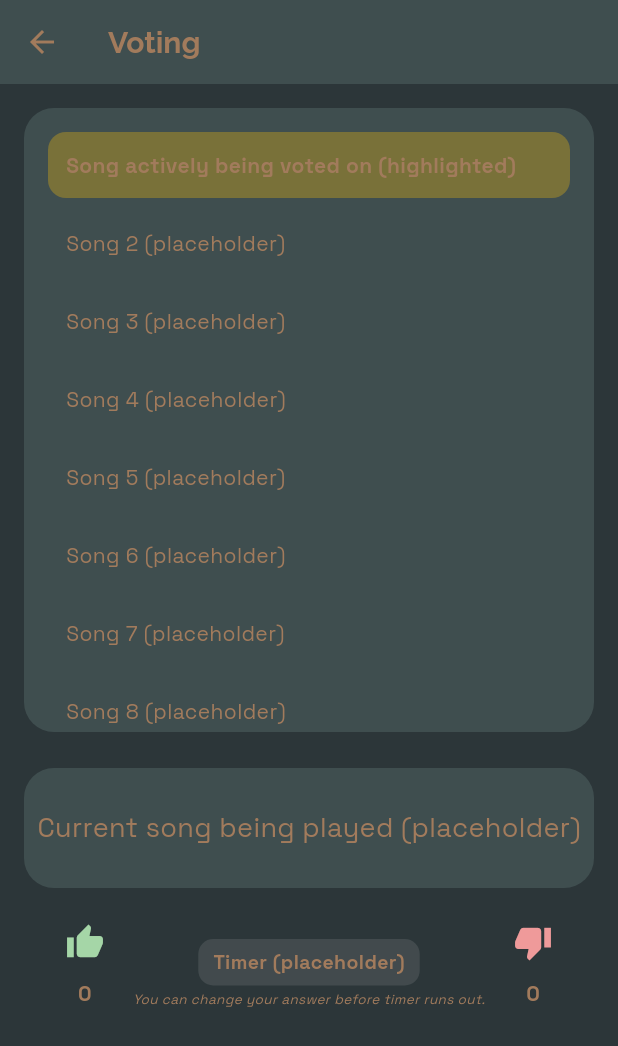
After one commit to usmann56/vibzcheck, a Flutter app: the VotingPage screen opened by its route, on a phone screen of 412 x 824 dp. The commit adds this screen. Shown: the top 1046 px of the screen. Run offline on Flutter 3.47's test engine with Material 3 defaults, Android fonts, the light colour scheme and no system bars; our stand-ins replace cloud_firestore, firebase_auth, firebase_core; accounts and stored records are empty.

Commit message:
created pages for voting, and messaging in a specific playlist- buttons to navigate to these pages have been turned into swipe gestures (swipe left for messaging board, swipe right for voting, and swipe opposite direction on those pages to return to main page)- login is now remembered when exiting and reentering the app

```diff
--- a/lib/login_screen.dart
+++ b/lib/login_screen.dart
@@ -26,7 +26,7 @@ class _LoginScreenState extends State<LoginScreen> {
         email: emailController.text.trim(),
         password: passwordController.text.trim(),
       );
-      // Navigate to main page
+      // Navigate to main page after successful login
       if (mounted) {
         Navigator.pushReplacementNamed(context, '/main');
       }
--- a/lib/main.dart
+++ b/lib/main.dart
@@ -4,17 +4,21 @@ import 'firebase_options.dart';
 import 'login_screen.dart';
 import 'register_screen.dart';
 import 'main_page.dart';
-import 'package:cloud_firestore/cloud_firestore.dart';
+import 'message_board_page.dart';
+import 'voting_page.dart';
+
 import 'package:firebase_auth/firebase_auth.dart';
 
 void main() async {
   WidgetsFlutterBinding.ensureInitialized();
   await Firebase.initializeApp(options: DefaultFirebaseOptions.currentPlatform);
-  runApp(const MyApp());
+  User? user = FirebaseAuth.instance.currentUser;
+  runApp(MyApp(initialRoute: user == null ? '/login' : '/main'));
 }
 
 class MyApp extends StatelessWidget {
-  const MyApp({super.key});
+  final String initialRoute;
+  const MyApp({super.key, this.initialRoute = '/login'});
 
   @override
   Widget build(BuildContext context) {
@@ -96,11 +100,13 @@ class MyApp extends StatelessWidget {
           ),
         ),
       ),
-      initialRoute: '/login',
+      initialRoute: initialRoute,
       routes: {
         '/login': (context) => const LoginScreen(),
         '/register': (context) => const RegisterScreen(),
         '/main': (context) => const MainPage(),
+        '/voting': (context) => const VotingPage(),
+        '/messageboard': (context) => const MessageBoardPage(),
       },
     );
   }
--- /dev/null
+++ b/lib/voting_page.dart
@@ -0,0 +1,204 @@
+import 'package:flutter/material.dart';
+
+class VotingPage extends StatefulWidget {
+  const VotingPage({super.key});
+
+  @override
+  State<VotingPage> createState() => _VotingPageState();
+}
+
+class _VotingPageState extends State<VotingPage> {
+  // Example placeholder song list
+  final List<String> songs = [
+    'Song actively being voted on (highlighted)',
+    'Song 2 (placeholder)',
+    'Song 3 (placeholder)',
+    'Song 4 (placeholder)',
+    'Song 5 (placeholder)',
+    'Song 6 (placeholder)',
+    'Song 7 (placeholder)',
+    'Song 8 (placeholder)',
+    'Song 9 (overflow)',
+    'Song 10 (overflow)',
+  ];
+  int upvotes = 0;
+  int downvotes = 0;
+  String? userVote; // 'up', 'down', or null
+
+  @override
+  Widget build(BuildContext context) {
+    return Scaffold(
+      appBar: AppBar(title: const Text('Voting')),
+      body: GestureDetector(
+        onHorizontalDragEnd: (details) {
+          if (details.primaryVelocity != null &&
+              details.primaryVelocity! < -200) {
+            Navigator.of(context).pop();
+          }
+        },
+        child: Padding(
+          padding: const EdgeInsets.all(16.0),
+          child: Column(
+            children: [
+              // Top container: Song voting list (adjustable for up to 8 songs)
+              Container(
+                constraints: const BoxConstraints(
+                  maxHeight: 8 * 48.0 + 32.0, // 8 items * item height + padding
+                ),
+                decoration: BoxDecoration(
+                  color: const Color(0xFF3F4E4F),
+                  borderRadius: BorderRadius.circular(20),
+                ),
+                child: ListView.builder(
+                  padding: const EdgeInsets.all(16),
+                  shrinkWrap: true,
+                  itemCount: songs.length,
+                  itemBuilder: (context, index) {
+                    final isActive = index == 0;
+                    return Container(
+                      padding: const EdgeInsets.all(12),
+                      margin: const EdgeInsets.only(bottom: 8),
+                      decoration: BoxDecoration(
+                        color: isActive
+                            ? Colors.amber.withOpacity(0.3)
+                            : Colors.transparent,
+                        borderRadius: BorderRadius.circular(12),
+                      ),
+                      child: Text(
+                        songs[index],
+                        style: TextStyle(
+                          fontWeight: isActive
+                              ? FontWeight.bold
+                              : FontWeight.normal,
+                        ),
+                      ),
+                    );
+                  },
+                ),
+              ),
+              const SizedBox(height: 24),
+              // Current song info container
+              Container(
+                height: 80,
+                width: double.infinity,
+                decoration: BoxDecoration(
+                  color: const Color(0xFF3F4E4F),
+                  borderRadius: BorderRadius.circular(20),
+                ),
+                alignment: Alignment.center,
+                child: const Text(
+                  'Current song being played (placeholder)',
+                  style: TextStyle(fontSize: 18),
+                ),
+              ),
+              const SizedBox(height: 12),
+              // Voting controls (with counters and vote logic, reduced spacing)
+              Row(
+                mainAxisAlignment: MainAxisAlignment.center,
+                crossAxisAlignment: CrossAxisAlignment.end,
+                children: [
+                  Column(
+                    children: [
+                      IconButton(
+                        icon: Icon(
+                          Icons.thumb_up,
+                          size: 26,
+                          color: userVote == 'up'
+                              ? Colors.green
+                              : Colors.green[200],
+                        ),
+                        onPressed: () {
+                          setState(() {
+                            if (userVote == 'up') {
+                              // Already upvoted, do nothing
+                            } else if (userVote == 'down') {
+                              downvotes = (downvotes - 1).clamp(0, 9999);
+                              upvotes++;
+                              userVote = 'up';
+                            } else {
+                              upvotes++;
+                              userVote = 'up';
+                            }
+                          });
+                        },
+                      ),
+                      Text(
+                        '$upvotes',
+                        style: const TextStyle(fontWeight: FontWeight.bold),
+                      ),
+                    ],
+                  ),
+                  const SizedBox(width: 8),
+                  // Timer placeholder and vote info
+                  Column(
+                    children: [
+                      Container(
+                        padding: const EdgeInsets.symmetric(
+                          horizontal: 10,
+                          vertical: 6,
+                        ),
+                        decoration: BoxDecoration(
+                          color: Colors.white10,
+                          borderRadius: BorderRadius.circular(10),
+                        ),
+                        child: const Text(
+                          'Timer (placeholder)',
+                          style: TextStyle(
+                            fontSize: 13,
+                            fontWeight: FontWeight.bold,
+                          ),
+                        ),
+                      ),
+                      const SizedBox(height: 2),
+                      const Text(
+                        'You can change your answer before timer runs out.',
+                        style: TextStyle(
+                          fontSize: 9,
+                          fontStyle: FontStyle.italic,
+                        ),
+                        textAlign: TextAlign.center,
+                      ),
+                    ],
+                  ),
+                  const SizedBox(width: 8),
+                  Column(
+                    children: [
+                      IconButton(
+                        icon: Icon(
+                          Icons.thumb_down,
+                          size: 26,
+                          color: userVote == 'down'
+                              ? Colors.red
+                              : Colors.red[200],
+                        ),
+                        onPressed: () {
+                          setState(() {
+                            if (userVote == 'down') {
+                              // Already downvoted, do nothing
+                            } else if (userVote == 'up') {
+                              upvotes = (upvotes - 1).clamp(0, 9999);
+                              downvotes++;
+                              userVote = 'down';
+                            } else {
+                              downvotes++;
+                              userVote = 'down';
+                            }
+                          });
+                        },
+                      ),
+                      Text(
+                        '$downvotes',
+                        style: const TextStyle(fontWeight: FontWeight.bold),
+                      ),
+                    ],
+                  ),
+                ],
+              ),
+              const SizedBox(height: 10),
+            ],
+          ),
+        ),
+      ),
+    );
+  }
+}
--- a/pubspec.yaml
+++ b/pubspec.yaml
@@ -64,6 +64,7 @@ flutter:
   # assets:
   #   - images/a_dot_burr.jpeg
   #   - images/a_dot_ham.jpeg
+  #   - assets/logo.svg
 
   # An image asset can refer to one or more resolution-specific "variants", see
   # https://flutter.dev/to/resolution-aware-images
@@ -95,13 +96,11 @@ flutter:
     - family: SpaceGrotesk
       fonts:
         - asset: assets/fonts/SpaceGrotesk-VariableFont_wght.ttf
-          weight: 700
     - family: Raleway
       fonts:
         - asset: assets/fonts/Raleway-VariableFont_wght.ttf
         - asset: assets/fonts/Raleway-Italic-VariableFont_wght.ttf
-          weight: 700
+          style: italic
     - family: BebasNeue
       fonts:
         - asset: assets/fonts/BebasNeue-Regular.ttf
-          weight: 400
```
Also changed, not shown: lib/main_page.dart (+29 -1 lines), lib/message_board_page.dart (added, +79 -0 lines).
